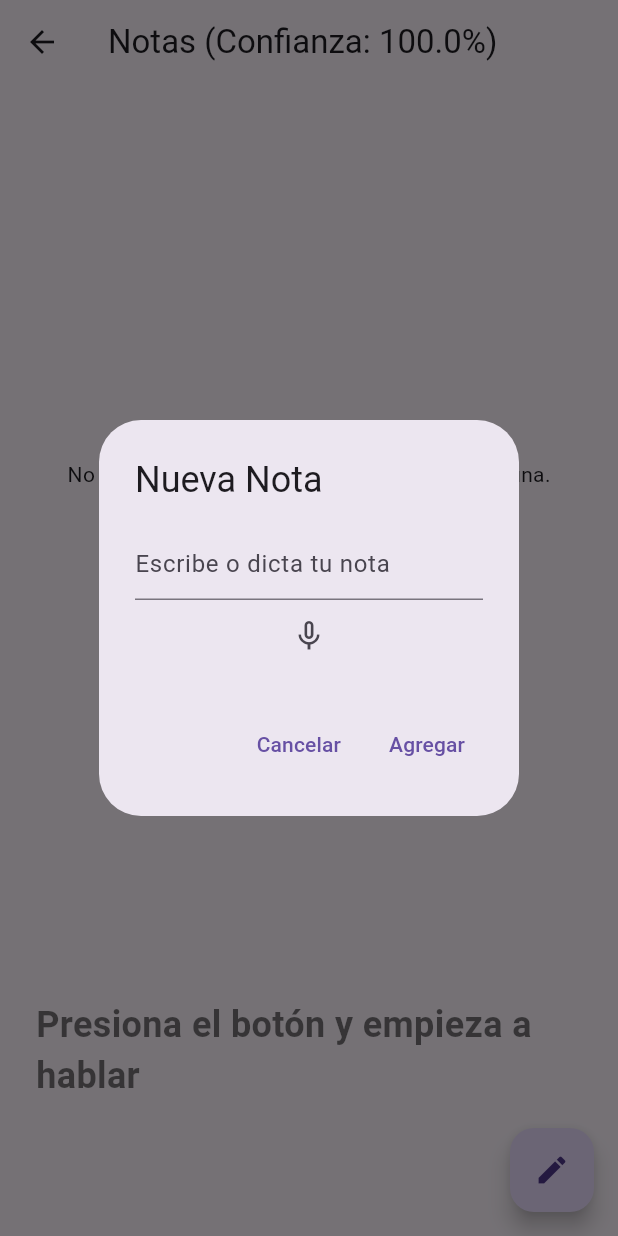
After one commit to Moises4343/fusion_retos, a Flutter app: the NoteScreen screen opened directly, after a tap on the "edit" icon, on a phone screen of 412 x 824 dp. The commit adds this screen. Run offline on Flutter 3.47's test engine with Material 3 defaults, Android fonts, the light colour scheme and no system bars; our stand-ins replace connectivity_plus, flutter_tts, font_awesome_flutter, geolocator, google_generative_ai, qr_flutter and 3 more; missing offline and left inert: mobile_scanner; accounts and stored records are empty; network calls fail.

Commit message:
add: speech <-> text

```diff
--- a/lib/screens/home_screen.dart
+++ b/lib/screens/home_screen.dart
@@ -1,5 +1,6 @@
 import 'package:flutter/material.dart';
 import 'package:font_awesome_flutter/font_awesome_flutter.dart';
+import 'package:fusion_retos_c1/screens/note_screen.dart';
 
 import 'chat_screen.dart';
 import 'gps_detector_screen.dart';
@@ -24,7 +25,7 @@ class _HomeScreenState extends State<HomeScreen>
   @override
   void initState() {
     super.initState();
-    _tabController = TabController(length: 8, vsync: this);
+    _tabController = TabController(length: 9, vsync: this);
   }
 
   @override
@@ -55,6 +56,7 @@ class _HomeScreenState extends State<HomeScreen>
                 Tab(text: 'QR-Camera', icon: Icon(Icons.camera_alt)),
                 Tab(text: 'QR-Generate', icon: Icon(Icons.qr_code)),
                 Tab(text: 'Sensor', icon: Icon(Icons.sensors)),
+                Tab(text: 'Notes', icon: FaIcon(FontAwesomeIcons.noteSticky)),
               ],
             ),
           ),
@@ -71,6 +73,7 @@ class _HomeScreenState extends State<HomeScreen>
           QRScreen(),
           QRGenerateScreen(),
           SensorScreen(),
+          NoteScreen(),
         ],
       ),
     );
--- /dev/null
+++ b/lib/screens/note_screen.dart
@@ -0,0 +1,227 @@
+import 'package:flutter/material.dart';
+import 'package:flutter_tts/flutter_tts.dart';
+import 'package:shared_preferences/shared_preferences.dart';
+import 'package:speech_to_text/speech_to_text.dart' as stt;
+
+class NoteScreen extends StatefulWidget {
+  @override
+  _NoteScreenState createState() => _NoteScreenState();
+}
+
+class _NoteScreenState extends State<NoteScreen> {
+  late stt.SpeechToText _speech;
+  late FlutterTts _flutterTts;
+  bool _isListening = false;
+  String _lastWords = 'Presiona el botón y empieza a hablar';
+  double _confidence = 1.0;
+  List<String> _notes = [];
+
+  @override
+  void initState() {
+    super.initState();
+    _speech = stt.SpeechToText();
+    _flutterTts = FlutterTts();
+    _flutterTts.setLanguage('es-ES');
+    _loadNotes();
+  }
+
+  // Cargar las notas almacenadas
+  void _loadNotes() async {
+    SharedPreferences prefs = await SharedPreferences.getInstance();
+    setState(() {
+      _notes = prefs.getStringList('notes') ?? [];
+    });
+  }
+
+  // Guardar las notas
+  void _saveNotes() async {
+    SharedPreferences prefs = await SharedPreferences.getInstance();
+    prefs.setStringList('notes', _notes);
+  }
+
+  // Función para manejar la escucha del micrófono
+  void _listen(TextEditingController controller) async {
+    if (!_isListening) {
+      try {
+        bool available = await _speech.initialize(
+          onStatus: (val) => print('onStatus: $val'),
+          onError: (val) => print('onError: $val'),
+        );
+        if (available) {
+          setState(() => _isListening = true);
+          _speech.listen(
+            onResult: (val) => setState(() {
+              _lastWords = val.recognizedWords;
+              controller.text = _lastWords;
+              if (val.hasConfidenceRating && val.confidence > 0) {
+                _confidence = val.confidence;
+              }
+            }),
+          );
+        } else {
+          print('El reconocimiento de voz no está disponible');
+        }
+      } catch (e) {
+        print('Error al inicializar SpeechToText: $e');
+      }
+    } else {
+      setState(() => _isListening = false);
+      _speech.stop();
+    }
+  }
+
+  // Mostrar diálogo para agregar nota mediante dictado y mostrar texto en tiempo real
+  void _showAddNoteDialog() {
+    TextEditingController _controller = TextEditingController();
+
+    showDialog(
+      context: context,
+      builder: (context) {
+        return AlertDialog(
+          title: const Text('Nueva Nota'),
+          content: Column(
+            mainAxisSize: MainAxisSize.min,
+            children: [
+              TextField(
+                controller: _controller,
+                maxLines: null,
+                decoration:
+                    const InputDecoration(hintText: 'Escribe o dicta tu nota'),
+              ),
+              IconButton(
+                icon: Icon(_isListening ? Icons.mic : Icons.mic_none),
+                onPressed: () {
+                  _listen(_controller);
+                },
+              ),
+            ],
+          ),
+          actions: [
+            TextButton(
+              onPressed: () {
+                _speech.stop();
+                setState(() => _isListening = false);
+                Navigator.of(context).pop();
+              },
+              child: const Text('Cancelar'),
+            ),
+            TextButton(
+              onPressed: () {
+                _speech.stop();
+                setState(() => _isListening = false);
+                if (_controller.text.trim().isNotEmpty) {
+                  setState(() {
+                    _notes.add(_controller.text.trim());
+                    _saveNotes();
+                  });
+                }
+                Navigator.of(context).pop();
+              },
+              child: const Text('Agregar'),
+            ),
+          ],
+        );
+      },
+    );
+  }
+
+  // Leer una nota en voz alta
+  void _speak(String text) async {
+    await _flutterTts.speak(text);
+  }
+
+  // Construir las tarjetas de notas
+  Widget _buildNoteCard(int index) {
+    return Card(
+      elevation: 4,
+      shadowColor: Colors.grey,
+      margin: const EdgeInsets.symmetric(vertical: 4, horizontal: 8),
+      child: ListTile(
+        title: Text(_notes[index]),
+        leading: IconButton(
+          icon: const Icon(Icons.volume_up),
+          onPressed: () => _speak(_notes[index]),
+        ),
+        trailing: Wrap(
+          spacing: 0,
+          children: [
+            IconButton(
+              icon: const Icon(Icons.edit),
+              onPressed: () => _showAddNoteDialog(),
+            ),
+            IconButton(
+              icon: const Icon(Icons.delete),
+              onPressed: () {
+                setState(() {
+                  _notes.removeAt(index);
+                  _saveNotes();
+                });
+              },
+            ),
+          ],
+        ),
+      ),
+    );
+  }
+
+  // Construir la lista de notas
+  Widget _buildNotesList() {
+    return ListView.builder(
+      itemCount: _notes.length,
+      itemBuilder: (context, index) {
+        return _buildNoteCard(index);
+      },
+    );
+  }
+
+  // Mostrar botón flotante para agregar nota
+  Widget _buildFloatingActionButton() {
+    return FloatingActionButton(
+      onPressed: _showAddNoteDialog,
+      child: const Icon(Icons.edit),
+    );
+  }
+
+  @override
+  Widget build(BuildContext context) {
+    final width = MediaQuery.of(context).size.width;
+    final height = MediaQuery.of(context).size.height;
+
+    return Scaffold(
+      appBar: AppBar(
+        title: Text(
+            'Notas (Confianza: ${(_confidence * 100.0).toStringAsFixed(1)}%)'),
+      ),
+      body: Column(
+        children: [
+          Expanded(
+            child: _notes.isEmpty
+                ? const Center(
+                    child: Text(
+                        'No hay notas. Presiona el botón para agregar una.'))
+                : _buildNotesList(),
+          ),
+          SingleChildScrollView(
+            physics: const BouncingScrollPhysics(),
+            reverse: true,
+            child: Container(
+              width: width,
+              height: height * 0.3,
+              alignment: Alignment.center,
+              padding: const EdgeInsets.symmetric(vertical: 16, horizontal: 24),
+              child: Text(
+                _lastWords,
+                style: TextStyle(
+                  fontSize: 24,
+                  color: _isListening ? Colors.black87 : Colors.black54,
+                  fontWeight: FontWeight.w600,
+                ),
+              ),
+            ),
+          ),
+        ],
+      ),
+      floatingActionButton: _buildFloatingActionButton(),
+    );
+  }
+}
--- a/pubspec.yaml
+++ b/pubspec.yaml
@@ -45,6 +45,9 @@ dependencies:
   mobile_scanner: ^6.0.1
   qr_flutter: ^4.1.0
   sensors_plus: ^6.1.0
+  flutter_tts: ^4.0.2
+  speech_to_text: ^7.0.0
+  permission_handler: ^11.3.1
 
 dev_dependencies:
   flutter_test:
```
Also changed, not shown: lib/screens/sensor_screen.dart (+1 -20 lines), pubspec.lock, 4 other files.
